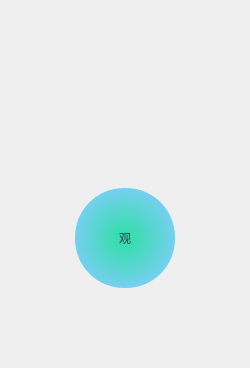
Before: the Qt Designer form server/gui/printwidget.ui in zerlei/webpage_printtool, drawn with Qt 5.
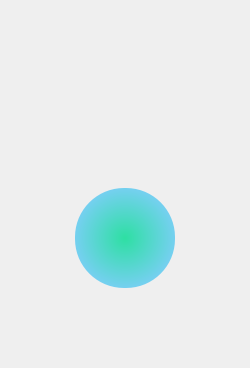
After: the same form once the commit is applied. Icons and pictures are not drawn. Custom widgets are drawn as their Qt base class.

Diff of the .ui file:
```diff
--- a/server/gui/printwidget.ui
+++ b/server/gui/printwidget.ui
@@ -217,8 +217,13 @@
             <height>100</height>
            </size>
           </property>
+          <property name="styleSheet">
+           <string notr="true">
+image: url(:/bg/g.png);
+padding:10px</string>
+          </property>
           <property name="text">
-           <string>观</string>
+           <string/>
           </property>
          </widget>
         </item>
```
